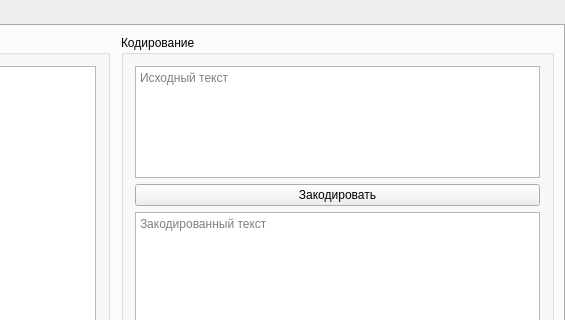
Above: mainwindow.ui from Mixxxxa/Huffman_CRC before the change; both pictures show x 335 to 900 and y 0 to 320 of the 900 by 700 pixel window. Below: the same form after it.
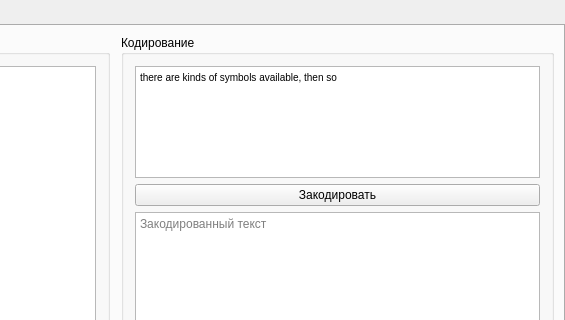
That is the form after the change. The open tabs and pages were chosen to show the change.

What changed in the file:
```diff
--- a/mainwindow.ui
+++ b/mainwindow.ui
@@ -90,6 +90,13 @@
            </property>
            <item>
             <widget class="QTextEdit" name="originalTextHuffman">
+             <property name="html">
+              <string>&lt;!DOCTYPE HTML PUBLIC &quot;-//W3C//DTD HTML 4.0//EN&quot; &quot;http://www.w3.org/TR/REC-html40/strict.dtd&quot;&gt;
+&lt;html&gt;&lt;head&gt;&lt;meta name=&quot;qrichtext&quot; content=&quot;1&quot; /&gt;&lt;style type=&quot;text/css&quot;&gt;
+p, li { white-space: pre-wrap; }
+&lt;/style&gt;&lt;/head&gt;&lt;body style=&quot; font-family:'MS Shell Dlg 2'; font-size:7.8pt; font-weight:400; font-style:normal;&quot;&gt;
+&lt;p style=&quot; margin-top:0px; margin-bottom:0px; margin-left:0px; margin-right:0px; -qt-block-indent:0; text-indent:0px;&quot;&gt;there are kinds of symbols available, then so&lt;/p&gt;&lt;/body&gt;&lt;/html&gt;</string>
+             </property>
              <property name="placeholderText">
               <string>Исходный текст</string>
              </property>
```
Left out of the diff: 2 changed lines with no effect on the pictures.
